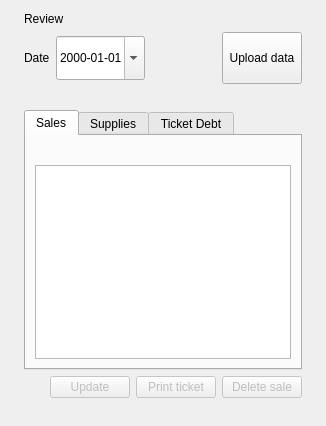
Above: smart210/src/review/ReviewPage.ui from atosdev7/GasStaion before the change. Below: the same form after it.
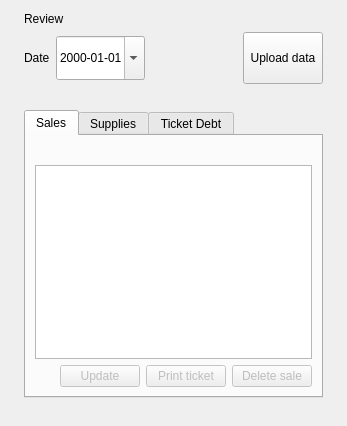
That is the form after the change.

Commit message: Smart210: the Review buttons are in the tabs (Update on all, Print ticket and Delete sale on Sales only); the remainder reprint is left to the Remainder tickets screen

The edit to the form file:
```diff
--- a/smart210/src/review/ReviewPage.ui
+++ b/smart210/src/review/ReviewPage.ui
@@ -2,7 +2,7 @@
 <ui version="4.0">
  <class>ReviewPage</class>
  <widget class="QWidget" name="ReviewPage">
-  <layout class="QVBoxLayout" name="reviewLayout" stretch="0,0,0,1,0,0">
+  <layout class="QVBoxLayout" name="reviewLayout" stretch="0,0,0,1,0">
    <property name="leftMargin"><number>24</number></property>
    <property name="topMargin"><number>12</number></property>
    <property name="rightMargin"><number>24</number></property>
@@ -54,7 +54,7 @@
     <widget class="QTabWidget" name="reviewTabs">
      <widget class="QWidget" name="reviewSalesTab">
       <attribute name="title"><string>Sales</string></attribute>
-      <layout class="QVBoxLayout" name="reviewSalesTabLayout" stretch="0,1">
+      <layout class="QVBoxLayout" name="reviewSalesTabLayout" stretch="0,1,0">
        <property name="leftMargin"><number>9</number></property>
        <property name="topMargin"><number>9</number></property>
        <property name="rightMargin"><number>9</number></property>
@@ -68,11 +68,48 @@
         <widget class="QTableWidget" name="reviewSalesTable">
         </widget>
        </item>
+       <item>
+    <layout class="QHBoxLayout" name="salesEditRow" stretch="0,1,0,0,0">
+     <property name="leftMargin"><number>0</number></property>
+     <property name="topMargin"><number>0</number></property>
+     <property name="rightMargin"><number>0</number></property>
+     <property name="bottomMargin"><number>0</number></property>
+     <property name="spacing"><number>6</number></property>
+     <item>
+      <widget class="QLabel" name="reviewSelected">
+      </widget>
+     </item>
+     <item>
+      <spacer name="salesEditRowSpacer">
+       <property name="orientation"><enum>Qt::Horizontal</enum></property>
+       <property name="sizeHint" stdset="0"><size><width>12</width><height>20</height></size></property>
+      </spacer>
+     </item>
+     <item>
+      <widget class="QPushButton" name="updateButton">
+       <property name="text"><string>Update</string></property>
+       <property name="enabled"><bool>false</bool></property>
+      </widget>
+     </item>
+     <item>
+      <widget class="QPushButton" name="printTicketButton">
+       <property name="text"><string>Print ticket</string></property>
+       <property name="enabled"><bool>false</bool></property>
+      </widget>
+     </item>
+     <item>
+      <widget class="QPushButton" name="deleteSaleButton">
+       <property name="text"><string>Delete sale</string></property>
+       <property name="enabled"><bool>false</bool></property>
+      </widget>
+     </item>
+    </layout>
+       </item>
       </layout>
      </widget>
      <widget class="QWidget" name="reviewSupplyTab">
       <attribute name="title"><string>Supplies</string></attribute>
-      <layout class="QVBoxLayout" name="reviewSupplyTabLayout" stretch="0,1">
+      <layout class="QVBoxLayout" name="reviewSupplyTabLayout" stretch="0,1,0">
        <property name="leftMargin"><number>9</number></property>
        <property name="topMargin"><number>9</number></property>
        <property name="rightMargin"><number>9</number></property>
@@ -86,11 +123,36 @@
         <widget class="QTableWidget" name="reviewSupplyTable">
         </widget>
        </item>
+       <item>
+    <layout class="QHBoxLayout" name="supplyEditRow" stretch="0,1,0">
+     <property name="leftMargin"><number>0</number></property>
+     <property name="topMargin"><number>0</number></property>
+     <property name="rightMargin"><number>0</number></property>
+     <property name="bottomMargin"><number>0</number></property>
+     <property name="spacing"><number>6</number></property>
+     <item>
+      <widget class="QLabel" name="supplySelected">
+      </widget>
+     </item>
+     <item>
+      <spacer name="supplyEditRowSpacer">
+       <property name="orientation"><enum>Qt::Horizontal</enum></property>
+       <property name="sizeHint" stdset="0"><size><width>12</width><height>20</height></size></property>
+      </spacer>
+     </item>
+     <item>
+      <widget class="QPushButton" name="supplyUpdateButton">
+       <property name="text"><string>Update</string></property>
+       <property name="enabled"><bool>false</bool></property>
+      </widget>
+     </item>
+    </layout>
+       </item>
       </layout>
      </widget>
      <widget class="QWidget" name="reviewDebtTab">
       <attribute name="title"><string>Ticket Debt</string></attribute>
-      <layout class="QVBoxLayout" name="reviewDebtTabLayout" stretch="0,1">
+      <layout class="QVBoxLayout" name="reviewDebtTabLayout" stretch="0,1,0">
        <property name="leftMargin"><number>9</number></property>
        <property name="topMargin"><number>9</number></property>
        <property name="rightMargin"><number>9</number></property>
@@ -104,46 +166,34 @@
         <widget class="QTableWidget" name="reviewDebtTable">
         </widget>
        </item>
-      </layout>
-     </widget>
-    </widget>
-   </item>
-   <item>
-    <layout class="QHBoxLayout" name="editRow" stretch="0,1,0,0,0">
+       <item>
+    <layout class="QHBoxLayout" name="debtEditRow" stretch="0,1,0">
      <property name="leftMargin"><number>0</number></property>
      <property name="topMargin"><number>0</number></property>
      <property name="rightMargin"><number>0</number></property>
      <property name="bottomMargin"><number>0</number></property>
      <property name="spacing"><number>6</number></property>
      <item>
-      <widget class="QLabel" name="reviewSelected">
+      <widget class="QLabel" name="debtSelected">
       </widget>
      </item>
      <item>
-      <spacer name="spacer1">
+      <spacer name="debtEditRowSpacer">
        <property name="orientation"><enum>Qt::Horizontal</enum></property>
        <property name="sizeHint" stdset="0"><size><width>12</width><height>20</height></size></property>
       </spacer>
      </item>
      <item>
-      <widget class="QPushButton" name="updateButton">
+      <widget class="QPushButton" name="debtUpdateButton">
        <property name="text"><string>Update</string></property>
        <property name="enabled"><bool>false</bool></property>
       </widget>
      </item>
-     <item>
-      <widget class="QPushButton" name="printTicketButton">
-       <property name="text"><string>Print ticket</string></property>
-       <property name="enabled"><bool>false</bool></property>
-      </widget>
-     </item>
-     <item>
-      <widget class="QPushButton" name="deleteSaleButton">
-       <property name="text"><string>Delete sale</string></property>
-       <property name="enabled"><bool>false</bool></property>
-      </widget>
-     </item>
     </layout>
+       </item>
+      </layout>
+     </widget>
+    </widget>
    </item>
    <item>
     <widget class="QLabel" name="reviewStatus">
```
The commit also changes 7 other files.
